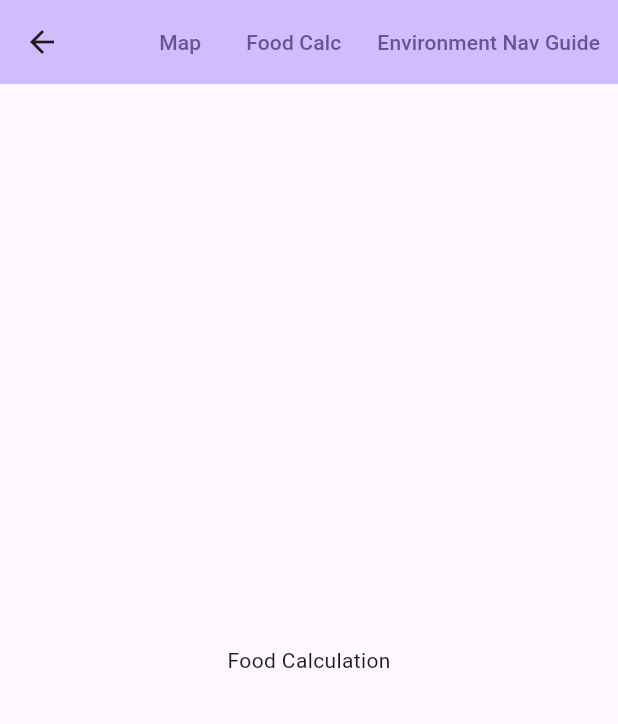
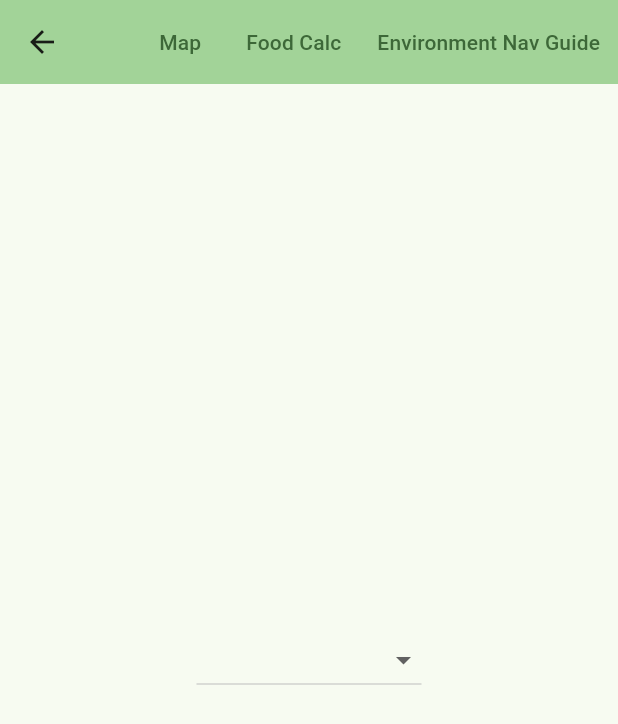
Before and after one commit to raptorhawk9/AidLink, a Flutter app: the FoodCalcPage screen opened by its route, on a phone screen of 412 x 824 dp. Shown: the top 724 px of the screen. Run offline on Flutter 3.47's test engine with Material 3 defaults, Android fonts, the phone set to English and light mode, and no system bars; our stand-ins replace flutter_map, latlong2.

Commit message:
Lots of stuff

```diff
--- a/lib/main.dart
+++ b/lib/main.dart
@@ -4,16 +4,16 @@ import 'package:g2e/pages/home.dart';
 import 'package:g2e/pages/map.dart';
 
 void main() {
-  runApp(const G2E());
+  runApp(const AidLink());
 }
 
-class G2E extends StatelessWidget {
-  const G2E({super.key});
+class AidLink extends StatelessWidget {
+  const AidLink({super.key});
 
   // This widget is the root of your application.
   @override
   Widget build(BuildContext context) {
-    String title = "G2E";
+    String title = "AidLink";
     return MaterialApp(
       debugShowCheckedModeBanner: false,
       initialRoute: "/",
@@ -22,7 +22,7 @@ class G2E extends StatelessWidget {
         '/food-calc': (context) => FoodCalcPage(title: title),
         '/map': (context) => MapPage(title: title),
       },
-      title: 'G2E',
+      title: 'AidLink',
       theme: ThemeData(
         // This is the theme of your application.
         //
@@ -39,7 +39,7 @@ class G2E extends StatelessWidget {
         //
         // This works for code too, not just values: Most code changes can be
         // tested with just a hot reload.
-        colorScheme: ColorScheme.fromSeed(seedColor: Colors.deepPurple),
+        colorScheme: ColorScheme.fromSeed(seedColor: const Color.fromARGB(255, 16, 83, 21)),
       ),
     );
   }
--- a/lib/pages/food_calc.dart
+++ b/lib/pages/food_calc.dart
@@ -5,15 +5,30 @@ class FoodCalcPage extends StatefulWidget {
   const FoodCalcPage({super.key, required this.title});
   final String title;
 
+  static const List<String> foodTypeOptions = [
+    "  Canned Food",
+    "  Meat",
+    "  Vegetables",
+    "  Processed Food",
+  ];
+
+  List<DropdownMenuItem> listToDropdownOptions(List<String> list) {
+    return list.map((String option) {
+      return DropdownMenuItem<String>(value: option, child: Text(option));
+    }).toList();
+  }
+
   @override
   State<FoodCalcPage> createState() => _FoodCalcPageState();
 }
 
 class _FoodCalcPageState extends State<FoodCalcPage> {
+  String? foodType;
+
   @override
   Widget build(BuildContext context) {
     return Scaffold(
-      appBar: G2EAppbar(title: widget.title),
+      appBar: AidlinkAppbar(title: widget.title),
       body: Center(
         // Center is a layout widget. It takes a single child and positions it
         // in the middle of the parent.
@@ -29,7 +44,16 @@ class _FoodCalcPageState extends State<FoodCalcPage> {
           // horizontal).
           mainAxisAlignment: MainAxisAlignment.center,
           children: <Widget>[
-            const Text('Food Calculation'),
+            DropdownButton(
+              items: widget.listToDropdownOptions(FoodCalcPage.foodTypeOptions),
+              value: foodType,
+              onChanged: (value) {
+                setState(() {
+                  foodType = value;
+                });
+              },
+              borderRadius: BorderRadius.circular(8),
+            ),
           ],
         ),
       ),
--- a/lib/pages/home.dart
+++ b/lib/pages/home.dart
@@ -30,7 +30,7 @@ class _HomePageState extends State<HomePage> {
     // fast, so that you can just rebuild anything that needs updating rather
     // than having to individually change instances of widgets.
     return Scaffold(
-      appBar: G2EAppbar(title: widget.title),
+      appBar: AidlinkAppbar(title: widget.title),
       body: Center(
         // Center is a layout widget. It takes a single child and positions it
         // in the middle of the parent.
@@ -46,7 +46,7 @@ class _HomePageState extends State<HomePage> {
           // horizontal).
           mainAxisAlignment: MainAxisAlignment.center,
           children: <Widget>[
-            const Text('Welcome to G2E! Go to a page to access a resource! '),
+            const Text('Welcome to AidLink! Go to a page to access a resource! '),
           ],
         ),
       ),
--- a/lib/widgets/g2e_appbar.dart
+++ b/lib/widgets/g2e_appbar.dart
@@ -1,10 +1,10 @@
 import 'package:flutter/material.dart';
 
-class G2EAppbar extends StatelessWidget implements PreferredSizeWidget {
+class AidlinkAppbar extends StatelessWidget implements PreferredSizeWidget {
 
   final String title;
 
-  const G2EAppbar({super.key, required this.title});
+  const AidlinkAppbar({super.key, required this.title});
 
   void navigateToNewSubpage(BuildContext context, String route) {
     print("hi");
```
